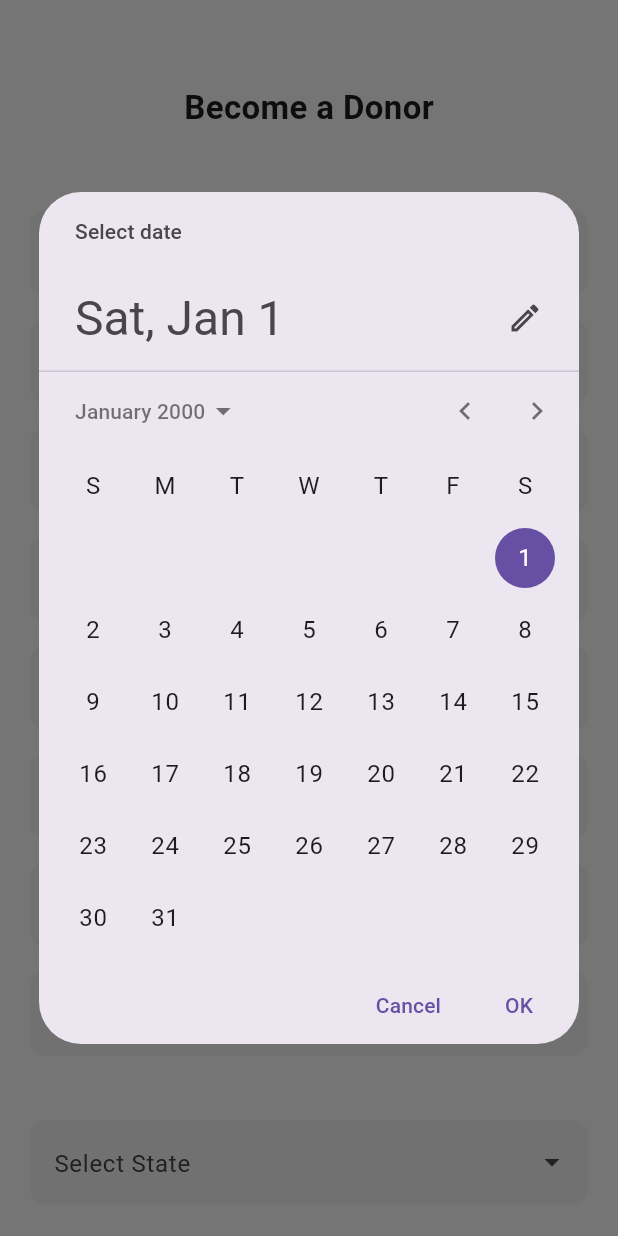
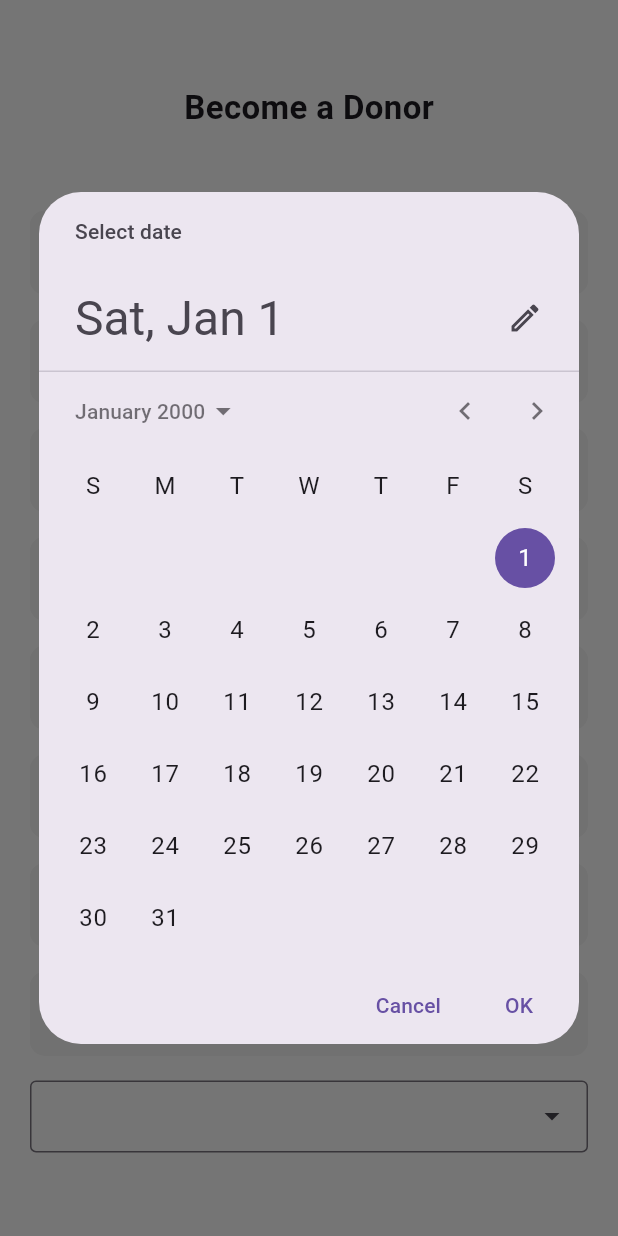
Before and after one commit to saneeswaran/blood_donation_app, a Flutter app: the AddDonorForm screen opened directly, after a tap on "Date of Birth", on a phone screen of 412 x 824 dp. Run offline on Flutter 3.47's test engine with Material 3 defaults, Android fonts, the phone set to English and light mode, and no system bars; drawn by our look-alikes of dropdown_search; our stand-ins replace cached_network_image, cloud_firestore, delightful_toast, firebase_auth, firebase_core, flutter_svg and 8 more; accounts and stored records are empty; network calls fail.

Commit message:
state picker seperated

```diff
--- /dev/null
+++ b/lib/features/form/view model/state_district_provider.dart
@@ -0,0 +1,77 @@
+import 'dart:convert';
+import 'package:blood_donation/core/constants/constants.dart';
+import 'package:dropdown_search/dropdown_search.dart';
+import 'package:flutter/material.dart';
+import 'package:flutter/services.dart';
+import 'package:provider/provider.dart';
+import '../model/state_model.dart';
+
+class StateDistrictProvider extends ChangeNotifier {
+  List<StateDistrictModel> _stateDistrictList = [];
+  List<String> _states = [];
+  List<String> _districts = [];
+
+  String? _selectedState;
+  String? _selectedDistrict;
+
+  List<String> get states => _states;
+  List<String> get districts => _districts;
+
+  String? get selectedState => _selectedState;
+  String? get selectedDistrict => _selectedDistrict;
+
+  Future<void> loadStateDistrictData() async {
+    final jsonStr = await rootBundle.loadString(AppData.states);
+    final data = json.decode(jsonStr);
+
+    _stateDistrictList = (data['states'] as List)
+        .map((e) => StateDistrictModel.fromMap(e))
+        .toList();
+
+    _states = _stateDistrictList.map((e) => e.state).toList();
+    notifyListeners();
+  }
+
+  void setSelectedState(String? state) {
+    _selectedState = state;
+    _selectedDistrict = null;
+
+    if (state != null) {
+      final matched = _stateDistrictList.firstWhere((e) => e.state == state);
+      _districts = matched.districts;
+    } else {
+      _districts = [];
+    }
+
+    notifyListeners();
+  }
+
+  void setSelectedDistrict(String? district) {
+    _selectedDistrict = district;
+    notifyListeners();
+  }
+
+  Widget stateDropDownButton() {
+    return Consumer<StateDistrictProvider>(
+      builder: (context, provider, child) {
+        return DropdownSearch(
+          selectedItem: provider.selectedState,
+          items: (filter, loadProps) {
+            if (filter.isEmpty) {
+              return provider.states;
+            } else {
+              return provider.states
+                  .where(
+                    (element) =>
+                        element.toLowerCase().contains(filter.toLowerCase()),
+                  )
+                  .toList();
+            }
+          },
+          popupProps: const PopupProps.menu(showSearchBox: true),
+          onChanged: (value) => provider.setSelectedState(value),
+        );
+      },
+    );
+  }
+}
--- a/lib/features/form/view/add_donor_form.dart
+++ b/lib/features/form/view/add_donor_form.dart
@@ -1,7 +1,7 @@
 import 'package:blood_donation/features/form/controller/donor_ui_controller.dart';
 import 'package:blood_donation/features/form/controller/google_map_provider.dart';
 import 'package:blood_donation/features/form/view%20model/donor_repo.dart';
-import 'package:blood_donation/features/form/widget/state_district_dropdown.dart';
+import 'package:blood_donation/features/form/view%20model/state_district_provider.dart';
 import 'package:blood_donation/features/widgets/custom_elevated_button.dart';
 import 'package:blood_donation/features/widgets/custom_snack_bar.dart';
 import 'package:blood_donation/features/widgets/custom_text_formfield.dart';
@@ -81,11 +81,8 @@ class _AddDonorFormState extends State<AddDonorForm> {
                 donorUI.cronicDisease(),
                 donorUI.genderDropDown(),
                 donorUI.dobPicker(controller: dobController),
+                context.read<StateDistrictProvider>().stateDropDownButton(),
                 const SizedBox(height: 10),
-                StateDistrictDropdown(
-                  selectedState: selectedState,
-                  selectedDistrict: selectedDistrict,
-                ),
                 const SizedBox(height: 20),
                 SizedBox(
                   width: size.width,
--- a/lib/features/form/widget/state_district_dropdown.dart
+++ /dev/null
@@ -1,131 +0,0 @@
-import 'dart:convert';
-import 'package:blood_donation/core/color/appcolor.dart';
-import 'package:blood_donation/core/constants/constants.dart';
-import 'package:blood_donation/features/form/model/state_model.dart';
-import 'package:dropdown_search/dropdown_search.dart';
-import 'package:flutter/material.dart';
-import 'package:flutter/services.dart';
-
-// ignore: must_be_immutable
-class StateDistrictDropdown extends StatefulWidget {
-  String? selectedState;
-  String? selectedDistrict;
-
-  StateDistrictDropdown({super.key, this.selectedState, this.selectedDistrict});
-
-  @override
-  State<StateDistrictDropdown> createState() => _StateDistrictDropdownState();
-}
-
-class _StateDistrictDropdownState extends State<StateDistrictDropdown> {
-  List<StateDistrictModel> _stateDistrictList = [];
-  List<String> _states = [];
-  List<String> _districts = [];
-
-  @override
-  void initState() {
-    super.initState();
-    loadStateDistrictJson();
-  }
-
-  Future<void> loadStateDistrictJson() async {
-    final String jsonStr = await rootBundle.loadString(AppData.states);
-    final data = json.decode(jsonStr);
-
-    final List<StateDistrictModel> list = (data['states'] as List)
-        .map((e) => StateDistrictModel.fromMap(e))
-        .toList();
-
-    setState(() {
-      _stateDistrictList = list;
-      _states = list.map((e) => e.state).toList();
-    });
-  }
-
-  @override
-  Widget build(BuildContext context) {
-    return Column(
-      children: [
-        DropdownSearch<String>(
-          decoratorProps: DropDownDecoratorProps(
-            decoration: InputDecoration(
-              filled: true,
-              hintText: "Select State",
-              fillColor: Appcolor.lightGrey,
-              enabledBorder: OutlineInputBorder(
-                borderRadius: BorderRadius.circular(10),
-                borderSide: const BorderSide(color: Appcolor.lightGrey),
-              ),
-              focusedBorder: OutlineInputBorder(
-                borderSide: const BorderSide(color: Appcolor.lightGrey),
-                borderRadius: BorderRadius.circular(10),
-              ),
-              errorBorder: OutlineInputBorder(
-                borderRadius: BorderRadius.circular(10),
-                borderSide: const BorderSide(color: Colors.red),
-              ),
-            ),
-          ),
-          items: (filter, loadProps) {
-            if (filter.isEmpty) {
-              return _states;
-            } else {
-              return _states
-                  .where((e) => e.toLowerCase().contains(filter.toLowerCase()))
-                  .toList();
-            }
-          },
-          onChanged: (value) {
-            setState(() {
-              widget.selectedState = value;
-              widget.selectedDistrict = null;
-              _districts = _stateDistrictList
-                  .firstWhere((e) => e.state == value)
-                  .districts;
-            });
-          },
-        ),
-
-        const SizedBox(height: 20),
-
-        DropdownSearch<String>(
-          items: (filter, loadProp) {
-            if (filter.isEmpty) {
-              return _districts;
-            } else {
-              return _districts
-                  .where((e) => e.toLowerCase().contains(filter.toLowerCase()))
-                  .toList();
-            }
-          },
-          selectedItem: widget.selectedDistrict,
-          popupProps: const PopupProps.menu(showSearchBox: true),
-          decoratorProps: DropDownDecoratorProps(
-            decoration: InputDecoration(
-              filled: true,
-              hintText: "Select District",
-              fillColor: Appcolor.lightGrey,
-              enabledBorder: OutlineInputBorder(
-                borderRadius: BorderRadius.circular(10),
-                borderSide: const BorderSide(color: Appcolor.lightGrey),
-              ),
-              focusedBorder: OutlineInputBorder(
-                borderSide: const BorderSide(color: Appcolor.lightGrey),
-                borderRadius: BorderRadius.circular(10),
-              ),
-              errorBorder: OutlineInputBorder(
-                borderRadius: BorderRadius.circular(10),
-                borderSide: const BorderSide(color: Colors.red),
-              ),
-            ),
-          ),
-          onChanged: (value) {
-            setState(() {
-              widget.selectedDistrict = value;
-            });
-          },
-        ),
-      ],
-    );
-  }
-}
--- a/lib/main.dart
+++ b/lib/main.dart
@@ -5,6 +5,7 @@ import 'package:blood_donation/features/bottom%20nav%20bar/view/bottom_nav_bar.d
 import 'package:blood_donation/features/form/controller/donor_ui_controller.dart';
 import 'package:blood_donation/features/form/controller/google_map_provider.dart';
 import 'package:blood_donation/features/form/view%20model/donor_repo.dart';
+import 'package:blood_donation/features/form/view%20model/state_district_provider.dart';
 import 'package:blood_donation/features/onboard/view%20model/onboard_view_repo.dart';
 import 'package:blood_donation/features/onboard/view/onboard_page.dart';
 import 'package:blood_donation/features/search/view%20model/search_repo.dart';
@@ -26,6 +27,7 @@ void main() async {
         ChangeNotifierProvider(create: (_) => SearchRepo()),
         ChangeNotifierProvider(create: (_) => DonorRepo()),
         ChangeNotifierProvider(create: (_) => GoogleMapProvider()),
+        ChangeNotifierProvider(create: (_) => StateDistrictProvider()),
         //ui controllers
         ChangeNotifierProvider(create: (_) => DonorUiController()),
       ],
```
